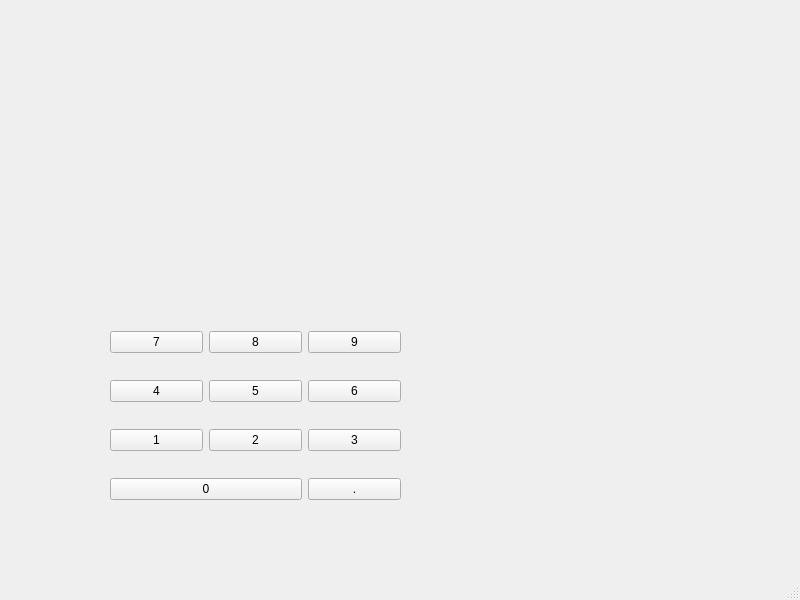
The window that Designer/MainWinGridLayout.ui (twjohnsontsai/PyQt5) describes before a commit, drawn with Qt 5.
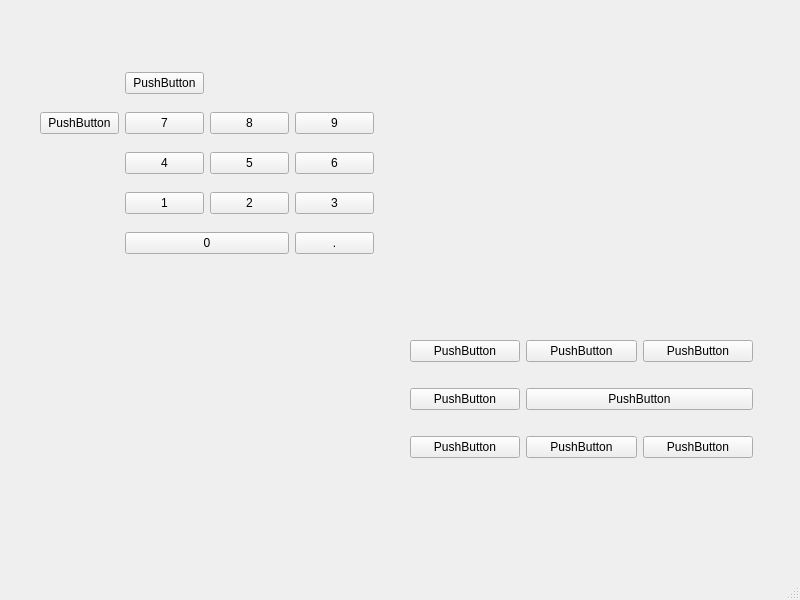
The same window after the commit.

Commit message: 水平、垂直布局

What changed in the file:
```diff
--- a/Designer/MainWinGridLayout.ui
+++ b/Designer/MainWinGridLayout.ui
@@ -14,90 +14,172 @@
    <string>MainWindow</string>
   </property>
   <widget class="QWidget" name="centralwidget">
-   <widget class="QWidget" name="">
+   <widget class="QWidget" name="layoutWidget">
     <property name="geometry">
      <rect>
-      <x>110</x>
-      <y>310</y>
-      <width>291</width>
+      <x>40</x>
+      <y>60</y>
+      <width>334</width>
       <height>211</height>
      </rect>
     </property>
     <layout class="QGridLayout" name="gridLayout_2">
-     <item row="0" column="0">
-      <widget class="QPushButton" name="pushButton_5">
-       <property name="text">
-        <string>7</string>
-       </property>
-      </widget>
-     </item>
      <item row="0" column="1">
+      <widget class="QPushButton" name="pushButton">
+       <property name="text">
+        <string>PushButton</string>
+       </property>
+      </widget>
+     </item>
+     <item row="4" column="1" colspan="2">
+      <widget class="QPushButton" name="pushButton_14">
+       <property name="text">
+        <string>0</string>
+       </property>
+      </widget>
+     </item>
+     <item row="2" column="3">
+      <widget class="QPushButton" name="pushButton_9">
+       <property name="text">
+        <string>6</string>
+       </property>
+      </widget>
+     </item>
+     <item row="2" column="1">
+      <widget class="QPushButton" name="pushButton_10">
+       <property name="text">
+        <string>4</string>
+       </property>
+      </widget>
+     </item>
+     <item row="3" column="3">
+      <widget class="QPushButton" name="pushButton_12">
+       <property name="text">
+        <string>3</string>
+       </property>
+      </widget>
+     </item>
+     <item row="4" column="3">
+      <widget class="QPushButton" name="pushButton_15">
+       <property name="text">
+        <string>.</string>
+       </property>
+      </widget>
+     </item>
+     <item row="1" column="2">
       <widget class="QPushButton" name="pushButton_6">
        <property name="text">
         <string>8</string>
        </property>
       </widget>
      </item>
-     <item row="0" column="2">
+     <item row="3" column="1">
+      <widget class="QPushButton" name="pushButton_13">
+       <property name="text">
+        <string>1</string>
+       </property>
+      </widget>
+     </item>
+     <item row="1" column="3">
       <widget class="QPushButton" name="pushButton_7">
        <property name="text">
         <string>9</string>
        </property>
       </widget>
      </item>
-     <item row="1" column="0">
-      <widget class="QPushButton" name="pushButton_10">
-       <property name="text">
-        <string>4</string>
-       </property>
-      </widget>
-     </item>
      <item row="1" column="1">
+      <widget class="QPushButton" name="pushButton_5">
+       <property name="text">
+        <string>7</string>
+       </property>
+      </widget>
+     </item>
+     <item row="3" column="2">
+      <widget class="QPushButton" name="pushButton_11">
+       <property name="text">
+        <string>2</string>
+       </property>
+      </widget>
+     </item>
+     <item row="2" column="2">
       <widget class="QPushButton" name="pushButton_8">
        <property name="text">
         <string>5</string>
        </property>
       </widget>
      </item>
-     <item row="1" column="2">
-      <widget class="QPushButton" name="pushButton_9">
+     <item row="1" column="0">
+      <widget class="QPushButton" name="pushButton_2">
        <property name="text">
-        <string>6</string>
+        <string>PushButton</string>
+       </property>
+      </widget>
+     </item>
+    </layout>
+   </widget>
+   <widget class="QWidget" name="gridLayoutWidget">
+    <property name="geometry">
+     <rect>
+      <x>410</x>
+      <y>320</y>
+      <width>343</width>
+      <height>161</height>
+     </rect>
+    </property>
+    <layout class="QGridLayout" name="gridLayout">
+     <item row="2" column="1">
+      <widget class="QPushButton" name="pushButton_17">
+       <property name="text">
+        <string>PushButton</string>
+       </property>
+      </widget>
+     </item>
+     <item row="0" column="1">
+      <widget class="QPushButton" name="pushButton_4">
+       <property name="text">
+        <string>PushButton</string>
+       </property>
+      </widget>
+     </item>
+     <item row="0" column="2">
+      <widget class="QPushButton" name="pushButton_16">
+       <property name="text">
+        <string>PushButton</string>
+       </property>
+      </widget>
+     </item>
+     <item row="1" column="1" colspan="2">
+      <widget class="QPushButton" name="pushButton_3">
+       <property name="text">
+        <string>PushButton</string>
+       </property>
+      </widget>
+     </item>
+     <item row="0" column="0">
+      <widget class="QPushButton" name="pushButton_18">
+       <property name="text">
+        <string>PushButton</string>
        </property>
       </widget>
      </item>
      <item row="2" column="0">
-      <widget class="QPushButton" name="pushButton_13">
+      <widget class="QPushButton" name="pushButton_19">
        <property name="text">
-        <string>1</string>
+        <string>PushButton</string>
        </property>
       </widget>
      </item>
-     <item row="2" column="1">
-      <widget class="QPushButton" name="pushButton_11">
+     <item row="1" column="0">
+      <widget class="QPushButton" name="pushButton_20">
        <property name="text">
-        <string>2</string>
+        <string>PushButton</string>
        </property>
       </widget>
      </item>
      <item row="2" column="2">
-      <widget class="QPushButton" name="pushButton_12">
+      <widget class="QPushButton" name="pushButton_21">
        <property name="text">
-        <string>3</string>
-       </property>
-      </widget>
-     </item>
-     <item row="3" column="0" colspan="2">
-      <widget class="QPushButton" name="pushButton_14">
-       <property name="text">
-        <string>0</string>
-       </property>
-      </widget>
-     </item>
-     <item row="3" column="2">
-      <widget class="QPushButton" name="pushButton_15">
-       <property name="text">
-        <string>.</string>
+        <string>PushButton</string>
        </property>
       </widget>
      </item>
```
